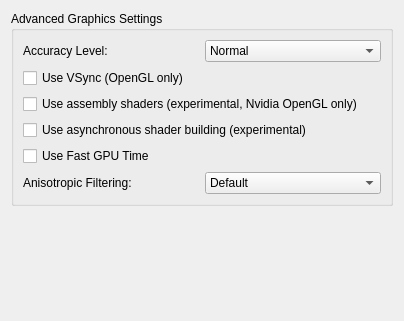
First picture: the form in src/yuzu/configuration/configure_graphics_advanced.ui, repository rorrim-rorrim/eden-alt, before the edit.
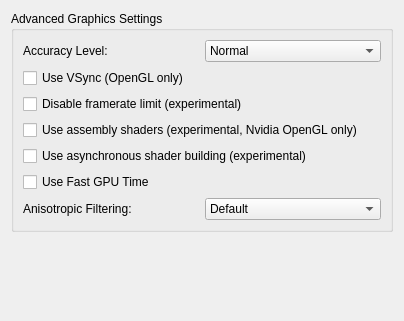
Second picture: the form after the edit.

Commit message:
nvflinger: Add toggle to disable buffer swap interval limits
Enabling this setting will allow some titles to present more frames to
the screen as they become available in the nvflinger buffer queue.

```diff
--- a/src/yuzu/configuration/configure_graphics_advanced.ui
+++ b/src/yuzu/configuration/configure_graphics_advanced.ui
@@ -76,6 +76,24 @@
           </property>
          </widget>
         </item>
+        <item>
+         <widget class="QCheckBox" name="disable_fps_limit">
+          <property name="enabled">
+           <bool>true</bool>
+          </property>
+          <property name="toolTip">
+           <string>
+            &lt;html&gt;&lt;head/&gt;&lt;body&gt;
+            &lt;p&gt;Presents guest frames as they become available, disabling the FPS limit in most titles.&lt;/p&gt;
+            &lt;p&gt;NOTE: Will cause instabilities.&lt;/p&gt;
+            &lt;/body&gt;&lt;/html&gt;
+           </string>
+          </property>
+          <property name="text">
+           <string>Disable framerate limit (experimental)</string>
+          </property>
+         </widget>
+        </item>
         <item>
          <widget class="QCheckBox" name="use_assembly_shaders">
           <property name="toolTip">
```
The commit also changes 7 other files.
